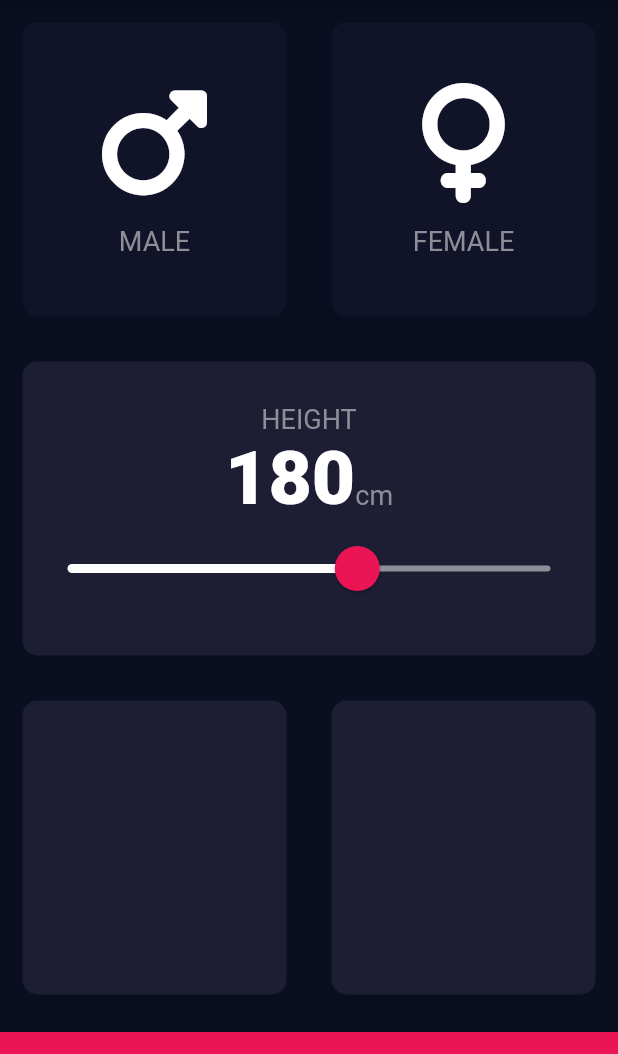
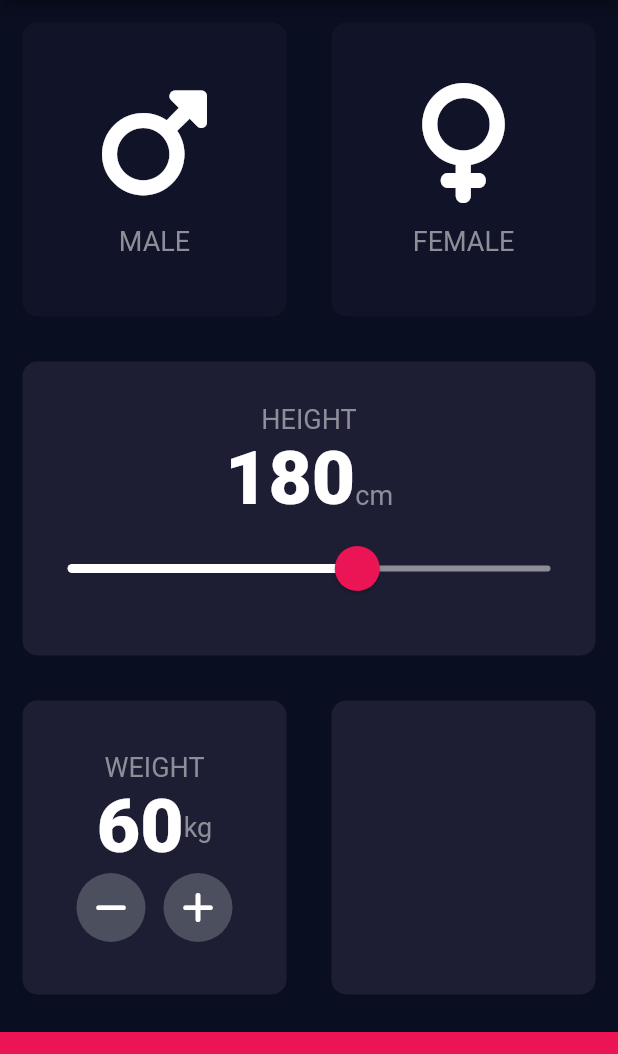
Before and after one commit to ssk-karna/bmi-calculator, a Flutter app: the screen it shows after launch, on a phone screen of 412 x 824 dp, the part 84-1138 px from its top. Run offline on Flutter 3.47's test engine with Material 2 defaults, Android fonts, the phone set to English and light mode, and no system bars; our stand-ins replace font_awesome_flutter.

Commit message:
Created Weight Card

```diff
--- a/lib/input_page.dart
+++ b/lib/input_page.dart
@@ -15,6 +15,7 @@ class InputPage extends StatefulWidget {
 class _InputPageState extends State<InputPage> {
   Gender? selectedGender;
   int height = 180;
+  int weight = 60;
 
   @override
   Widget build(BuildContext context) {
@@ -88,7 +89,6 @@ class _InputPageState extends State<InputPage> {
                               thumbShape: RoundSliderThumbShape(enabledThumbRadius: 15.0),
                               overlayShape: RoundSliderOverlayShape(overlayRadius: 30.0),
                               thumbColor: Color(0xFFEB1555),
-
                             ),
                             child: Slider(value: height.toDouble(),
                                 min: 120,
@@ -110,7 +110,37 @@ class _InputPageState extends State<InputPage> {
             child: Row(
               children: <Widget>[
                 Expanded(
-                  child: ReusableCard(colour: kActiveCardColor),
+                  child: ReusableCard(colour: kActiveCardColor,
+                  cardChild: Column(
+                    mainAxisAlignment: MainAxisAlignment.center,
+                    children: <Widget>[
+                      Text('WEIGHT',
+                      style: kLabelTextStyle,),
+                      Row(
+                        mainAxisAlignment: MainAxisAlignment.center,
+                        children: <Widget>[
+                          Text(weight.toString(),
+                          style: kNumberTextStyle,),
+                          Text('kg',
+                          style: kLabelTextStyle,),
+                        ],
+                      ),
+                      Row(
+                        mainAxisAlignment: MainAxisAlignment.center,
+                        children: <Widget>[
+                          RoundIconButton(FontAwesomeIcons.minus, () {
+                           weight--;
+                          }),
+                          SizedBox(
+                            width: 10.0,
+                          ),
+                          RoundIconButton(FontAwesomeIcons.plus, () {
+                            weight++;
+                          }),
+                        ],
+                      )
+                    ],
+                  ),),
 
                 ),
                 Expanded(
@@ -130,3 +160,27 @@ class _InputPageState extends State<InputPage> {
     );
   }
 }
+
+class RoundIconButton extends StatelessWidget {
+  RoundIconButton(this.icon,this.onPressed);
+
+  final IconData icon;
+  final VoidCallback onPressed;
+
+  @override
+  Widget build(BuildContext context) {
+
+
+    return  RawMaterialButton(
+        shape: CircleBorder(),
+        child:  Icon(icon),
+        onPressed: onPressed,
+         fillColor: Color(0xFF4C4F5E),
+         elevation: 0.0,
+        constraints: BoxConstraints.tightFor(
+    width: 46.0,
+    height: 46.0,
+      ),
+    );
+  }
+}
```
